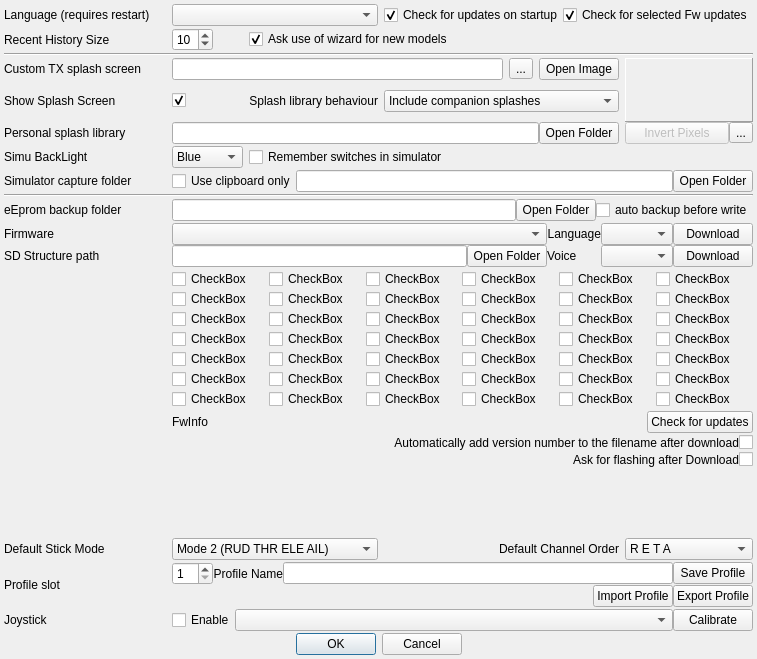
This is src/preferencesdialog.ui in roberto1903/companion9x as Qt 5 draws it before an edit. The edited form follows.
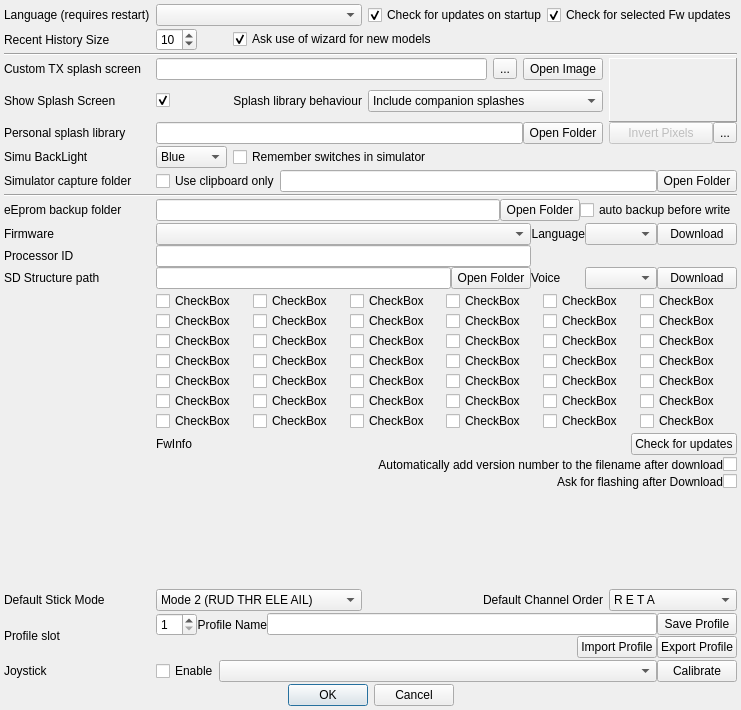
This is the edited form. Icons and pictures are not drawn.

```diff
--- a/src/preferencesdialog.ui
+++ b/src/preferencesdialog.ui
@@ -6,8 +6,8 @@
    <rect>
     <x>0</x>
     <y>0</y>
-    <width>757</width>
-    <height>659</height>
+    <width>685</width>
+    <height>710</height>
    </rect>
   </property>
   <property name="sizePolicy">
@@ -864,14 +864,14 @@
      <property name="sizeConstraint">
       <enum>QLayout::SetMaximumSize</enum>
      </property>
-     <item row="1" column="2">
+     <item row="2" column="2">
       <widget class="QLabel" name="voiceLabel">
        <property name="text">
         <string>Voice</string>
        </property>
       </widget>
      </item>
-     <item row="1" column="4">
+     <item row="2" column="4">
       <widget class="QPushButton" name="voice_dnld">
        <property name="sizePolicy">
         <sizepolicy hsizetype="Fixed" vsizetype="Fixed">
@@ -884,7 +884,7 @@
        </property>
       </widget>
      </item>
-     <item row="1" column="3">
+     <item row="2" column="3">
       <widget class="QComboBox" name="voiceCombo">
        <property name="toolTip">
         <string>Set language of voice.
@@ -925,7 +925,7 @@
        </property>
       </widget>
      </item>
-     <item row="1" column="0">
+     <item row="2" column="0">
       <widget class="QLineEdit" name="sdPath">
        <property name="enabled">
         <bool>true</bool>
@@ -935,7 +935,7 @@
        </property>
       </widget>
      </item>
-     <item row="1" column="1">
+     <item row="2" column="1">
       <widget class="QPushButton" name="sdPathButton">
        <property name="text">
         <string>Open Folder</string>
@@ -945,6 +945,9 @@
      <item row="0" column="0" colspan="2">
       <widget class="QComboBox" name="downloadVerCB"/>
      </item>
+     <item row="1" column="0" colspan="2">
+      <widget class="QLineEdit" name="CPU_ID_LE"/>
+     </item>
     </layout>
    </item>
    <item row="17" column="0">
@@ -962,7 +965,7 @@
        </property>
       </widget>
      </item>
-     <item row="1" column="0">
+     <item row="2" column="0">
       <widget class="QLabel" name="sdPathLabel">
        <property name="sizePolicy">
         <sizepolicy hsizetype="Preferred" vsizetype="Minimum">
@@ -978,6 +981,13 @@
        </property>
       </widget>
      </item>
+     <item row="1" column="0">
+      <widget class="QLabel" name="CPU_ID_LABEL">
+       <property name="text">
+        <string>Processor ID</string>
+       </property>
+      </widget>
+     </item>
     </layout>
    </item>
    <item row="13" column="0">
```
